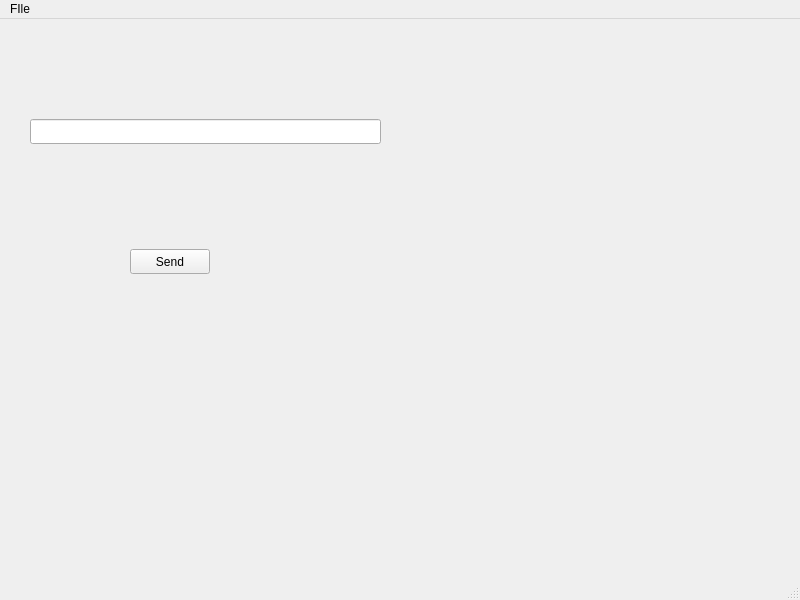
Old version of the form src/GuiClient.ui in the repository matthiasrsl/blockchain-ensicaen.
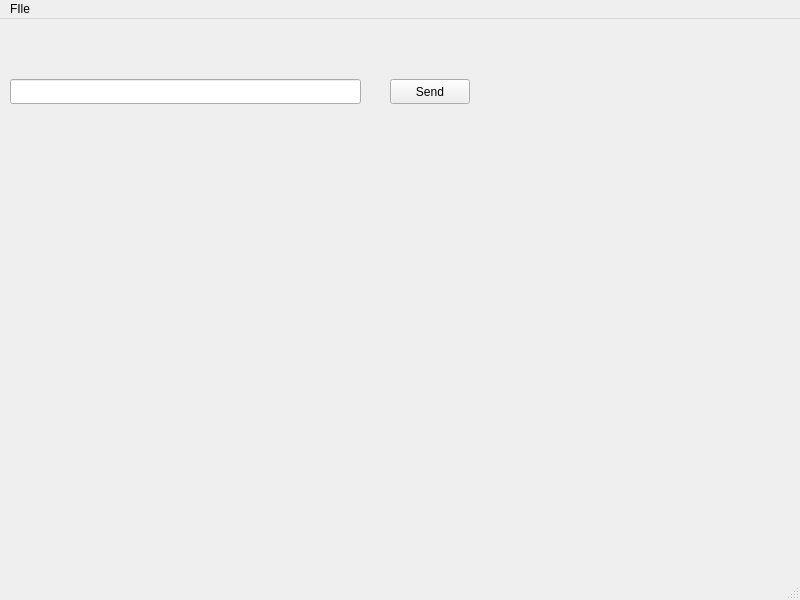
New version of the form.

Commit message: added return event on lineMessage and prepend ****

```diff
--- a/src/GuiClient.ui
+++ b/src/GuiClient.ui
@@ -17,18 +17,21 @@
    <widget class="QLineEdit" name="lineMessage">
     <property name="geometry">
      <rect>
-      <x>30</x>
-      <y>100</y>
+      <x>10</x>
+      <y>60</y>
       <width>351</width>
       <height>25</height>
      </rect>
     </property>
+    <property name="clearButtonEnabled">
+     <bool>true</bool>
+    </property>
    </widget>
    <widget class="QPushButton" name="sendButton">
     <property name="geometry">
      <rect>
-      <x>130</x>
-      <y>230</y>
+      <x>390</x>
+      <y>60</y>
       <width>80</width>
       <height>25</height>
      </rect>
```
Left out of the diff: 22 changed lines with no effect on the pictures. The commit also changes 2 other files.
